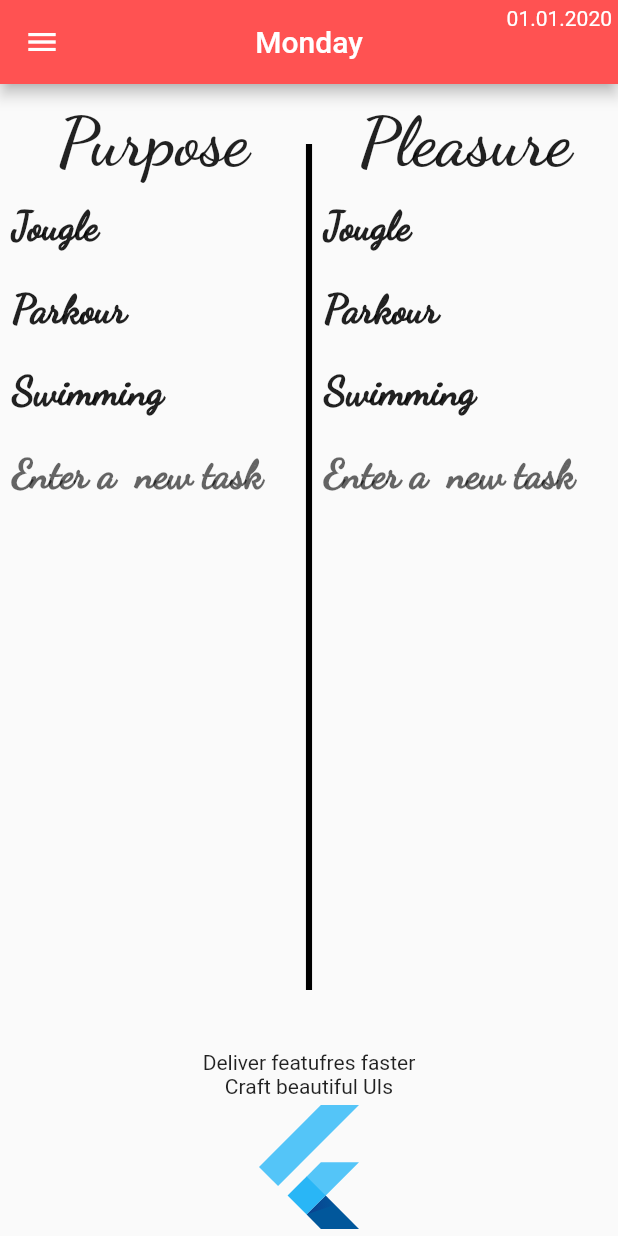
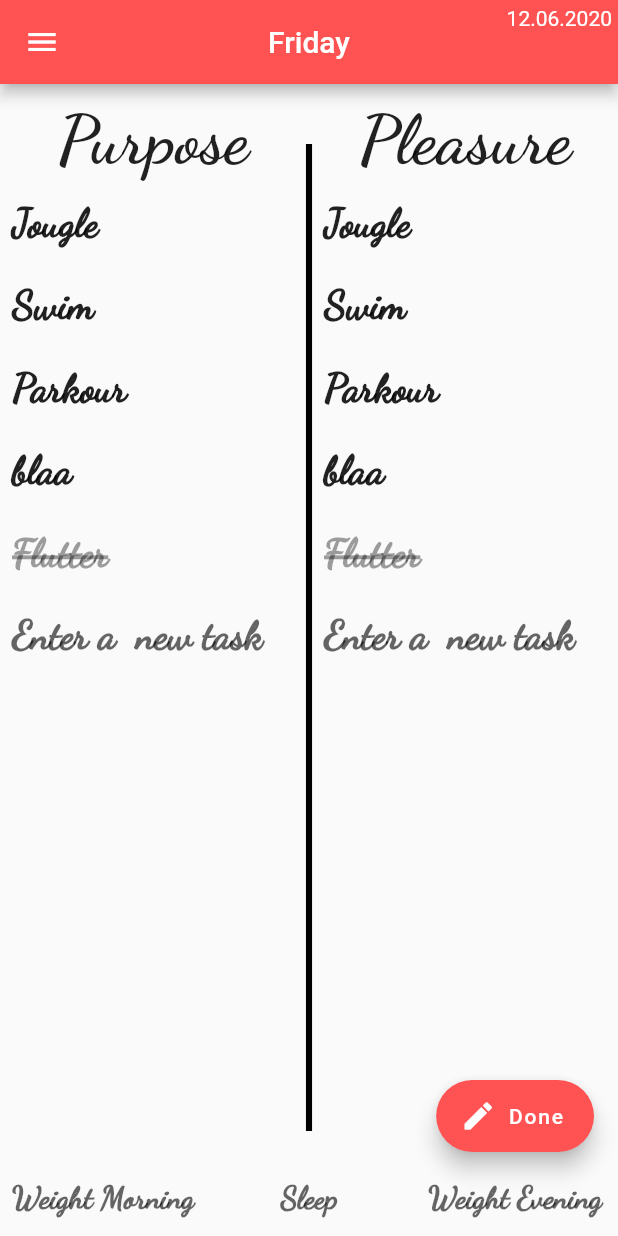
Before and after one commit to jonas27test/tasker, a Flutter app: the screen it shows after launch, on a phone screen of 412 x 824 dp. Run offline on Flutter 3.47's test engine with Material 2 defaults, Android fonts, the phone set to English and light mode, and no system bars.

Commit message:
finish interface

```diff
--- a/lib/bottomBar.dart
+++ b/lib/bottomBar.dart
@@ -3,104 +3,119 @@ import 'package:flutter/material.dart';
 class BottomBar extends StatefulWidget {
   const BottomBar({
     Key key,
-    this.title = "P",
   }) : super(key: key);
-
-  final String title;
 
   @override
   _BottomBarState createState() => _BottomBarState();
 }
 
 class _BottomBarState extends State<BottomBar> {
-  String text = "text";
+  static double sleep = 0;
+  static double weightMorning = 0;
+  static double weightEvening = 0;
+  TextEditingController sController =
+      new TextEditingController(text: sleep.toString());
+  TextEditingController wMorningController =
+      new TextEditingController(text: weightMorning.toString());
+  TextEditingController wEveningController =
+      new TextEditingController(text: weightEvening.toString());
+
+  @override
+  void initState() {
+    super.initState();
+
+    sController.addListener(_svalue);
+  }
+
+  _svalue() {
+    print("hallo");
+  }
+
+  @override
+  void dispose() {
+    // Clean up the controller when the widget is removed from the widget tree.
+    // This also removes the _printLatestValue listener.
+    sController.dispose();
+    wMorningController.dispose();
+    wEveningController.dispose();
+    super.dispose();
+  }
 
   @override
   Widget build(BuildContext context) {
-    List<String> s = ["Jougle", "Parkour", "Swimming"];
-    List<TextEditingController> txt = new List();
-    for (var item in s) {
-      txt.add(TextEditingController(text: item));
-    }
-    return Expanded(
-      flex: 1,
-      child: Column(children: <Widget>[
-        Padding(padding: EdgeInsets.fromLTRB(2, 5, 2, 5)),
+    const double FONT_SIZE = 20;
+    const String FONT_NAME = 'DancingScript';
+    return Row(
+      children: <Widget>[
         Expanded(
           flex: 1,
-          child: Center(
-            child: Text(
-              widget.title,
-              textDirection: TextDirection.ltr,
-              style: TextStyle(
-                  fontWeight: FontWeight.bold,
-                  fontSize: 46,
-                  fontFamily: 'DancingScript'),
-            ),
+          child: Column(
+            children: [
+              Expanded(
+                child: Center(
+                  child: TextField(
+//                      controller: sController,
+                    textAlign: TextAlign.center,
+                    keyboardType: TextInputType.number,
+                    decoration: InputDecoration(
+                        border: InputBorder.none, hintText: 'Weight Morning'),
+                    style: TextStyle(
+                        fontWeight: FontWeight.w900,
+                        fontSize: FONT_SIZE,
+                        fontFamily: FONT_NAME),
+                  ),
+                ),
+              ),
+            ],
           ),
         ),
         Expanded(
-          flex: 10,
-//          child: Container(
-//            color: Colors.red,
-          child: ListView.builder(
-            itemCount: txt.length,
-            itemBuilder: (BuildContext context, int index) {
-              return Padding(
-//                  padding: EdgeInsets.all(0),
-                padding: EdgeInsets.fromLTRB(8, 0, 5, 0),
-
-//                  child: Text(
-//                    item,
-//                    textAlign: TextAlign.center,
-////                      overflow: TextOverflow.ellipsis,
-//                    style: TextStyle(
-//                        fontWeight: FontWeight.w900,
-//                        fontSize: 26,
-//                        fontFamily: 'DancingScript'),
-//                  ),
+          flex: 1,
+          child: Column(
+            children: [
+              Expanded(
                 child: Center(
                   child: TextField(
-                    controller: txt[index],
+                    textAlign: TextAlign.center,
+//                      controller: sController,
+                    keyboardType: TextInputType.number,
                     decoration: InputDecoration(
-                        border: InputBorder.none, hintText: 'Enter a  term'),
+                      border: InputBorder.none,
+                      hintText: 'Sleep',
+                    ),
                     style: TextStyle(
                         fontWeight: FontWeight.w900,
-                        fontSize: 26,
-                        fontFamily: 'DancingScript'),
+                        fontSize: FONT_SIZE,
+                        fontFamily: FONT_NAME),
                   ),
                 ),
-              );
-            },
+              ),
+            ],
           ),
-
-//              for (var item in s)
-//                Padding(
-//                  padding: EdgeInsets.all(0),
-////                  padding: EdgeInsets.fromLTRB(5, 20, 5, 0),
-//
-////                  child: Text(
-////                    item,
-////                    textAlign: TextAlign.center,
-//////                      overflow: TextOverflow.ellipsis,
-////                    style: TextStyle(
-////                        fontWeight: FontWeight.w900,
-////                        fontSize: 26,
-////                        fontFamily: 'DancingScript'),
-////                  ),
-//                  child: Center(
-//                    child: TextField(
-//                      decoration: InputDecoration(
-//                          border: InputBorder.none, hintText: 'Enter a  term', te),
-//                      style: TextStyle(
-//                          fontWeight: FontWeight.w900,
-//                          fontSize: 26,
-//                          fontFamily: 'DancingScript'),
-//                    ),
-//                  ),
-//                ),
         ),
-      ]),
+        Expanded(
+          flex: 1,
+          child: Column(
+            children: [
+              Expanded(
+                child: Center(
+                  child: TextField(
+//                      controller: sController,
+                    textAlign: TextAlign.center,
+                    keyboardType: TextInputType.number,
+                    decoration: InputDecoration(
+                        border: InputBorder.none, hintText: 'Weight Evening'),
+                    style: TextStyle(
+                        fontWeight: FontWeight.w900,
+                        fontSize: FONT_SIZE,
+                        fontFamily: FONT_NAME),
+                  ),
+                ),
+              ),
+            ],
+          ),
+        ),
+      ],
     );
   }
 }
--- a/lib/main.dart
+++ b/lib/main.dart
@@ -1,32 +1,36 @@
 import 'package:flutter/material.dart';
 import 'package:flutter/rendering.dart';
+import 'package:intl/intl.dart';
 import './pSide.dart';
+import './bottomBar.dart';
 
 void main() => runApp(MyApp());
 
 class MyApp extends StatelessWidget {
+
+  static DateTime date = DateTime.now();
+  static bool overwrite = false;
+
   @override
   Widget build(BuildContext context) {
     return MaterialApp(
-      title: 'Welcome to Flusdfsdftter',
+      title: 'Welcome to Tasker',
       home: Scaffold(
-        resizeToAvoidBottomInset: false,
         appBar: AppBar(
-            title: Center(child: Text('Monday')),
+            title: Center(child: Text(DateFormat('EEEE').format(date))),
             backgroundColor: Colors.redAccent,
             centerTitle: true,
             actions: <Widget>[
               Padding(
                 padding: const EdgeInsets.all(4.0),
                 child: Text(
-                  "01.01.2020",
-//                icon: const Icon(Icons.add_alert),
-//                text: 'Show Snackbar',
+//                  '1.1.1111'
+                    DateFormat('dd.MM.yyyy').format(date),
                 ),
               ),
             ]),
         drawer: Padding(
-          padding: const EdgeInsets.fromLTRB(0,24,0,0),
+          padding: const EdgeInsets.fromLTRB(0, 24, 0, 0),
           child: Drawer(
             child: Container(
               color: Colors.grey,
@@ -48,29 +52,8 @@ class MyApp extends StatelessWidget {
         body: Center(
           child: Column(
             children: <Widget>[
-//              Expanded(
-//                flex: 1,
-//                child: Container(
-//                  child: Center(
-//                    child: Padding(
-//                      padding: const EdgeInsets.fromLTRB(0,15.0,0,0),
-//                      child: Text(
-//                        'hello katchi!',
-//                        textDirection: TextDirection.ltr,
-////                      textAlign: TextAlign.center,
-//                        style: TextStyle(
-//                          fontSize: 32,
-//                          color: Colors.black,
-//                        ),
-//                      ),
-//                    ),
-//                  ),
-//                  color: Colors.redAccent,
-//                  constraints: BoxConstraints.expand(),
-//                ),
-//              ),
               Expanded(
-                flex: 7,
+                flex: 10,
                 child: Row(children: <Widget>[
                   Expanded(
                     flex: 50,
@@ -82,7 +65,7 @@ class MyApp extends StatelessWidget {
                   Expanded(
                     flex: 1,
                     child: Padding(
-                      padding: const EdgeInsets.fromLTRB(0, 40, 0, 40),
+                      padding: const EdgeInsets.fromLTRB(0, 40, 0, 20),
                       child: Container(
                         color: Colors.black,
                       ),
@@ -98,67 +81,27 @@ class MyApp extends StatelessWidget {
                   ),
                 ]),
               ),
-              Text('Deliver featufres faster'),
-              Text('Craft beautiful UIs'),
-              Expanded(
-                child: FittedBox(
-                  fit: BoxFit.contain, // otherwise the logo will be tiny
-                  child: const FlutterLogo(),
-                ),
-              ),
+//              Expanded(
+//                flex: 1,
+//                child: Container(child: BottomBar()),
+//              ),
+              Container(child: BottomBar(), height: 50),
             ],
+          ),
+        ),
+        floatingActionButton: Padding(
+          padding: const EdgeInsets.fromLTRB(0,0,0,40.0),
+          child: FloatingActionButton.extended(
+            onPressed: () {
+              overwrite = true;
+            },
+            label: Text('Done'),
+            icon: Icon(Icons.edit),
+
+            backgroundColor: Colors.redAccent,
           ),
         ),
       ),
     );
   }
 }
-
-class MyButton extends StatefulWidget {
-  @override
-  MyButtonState createState() {
-    return MyButtonState();
-  }
-}
-
-class MyButtonState extends State<MyButton> {
-  int counter = 0;
-  List<String> strings = ['Flutter', 'is', 'cool', "and", "awesome!"];
-  String displayedString = "Hello World!";
-
-  void onPressOfButton() {
-    setState(() {
-      displayedString = strings[counter];
-      counter = counter < 4 ? counter + 1 : 0;
-    });
-  }
-
-  @override
-  Widget build(BuildContext context) {
-    return Scaffold(
-      appBar: AppBar(
-        title: Text("Stateful Widget"),
-        backgroundColor: Colors.green,
-      ),
-      body: Container(
-        child: Center(
-          child: Column(
-            mainAxisAlignment: MainAxisAlignment.center,
-            children: <Widget>[
-              Text(displayedString, style: TextStyle(fontSize: 40.0)),
-              Padding(padding: EdgeInsets.all(10.0)),
-              RaisedButton(
-                child: Text(
-                  "Press me",
-                  style: TextStyle(color: Colors.white),
-                ),
-                color: Colors.red,
-                onPressed: onPressOfButton,
-              )
-            ],
-          ),
-        ),
-      ),
-    );
-  }
-}
--- a/lib/pSide.dart
+++ b/lib/pSide.dart
@@ -1,33 +1,38 @@
 import 'package:flutter/material.dart';
+import 'package:tasker/main.dart';
 
 class PSide extends StatefulWidget {
   const PSide({
     Key key,
-    this.title = "P",
+    this.title = "",
+//    this.overwrite = false,
   }) : super(key: key);
 
   final String title;
+
+//  final bool overwrite;
 
   @override
   _PSideState createState() => _PSideState();
 }
 
 class _PSideState extends State<PSide> {
-  String text = "text";
+  List<Task> tasks = [
+    new Task("Jougle", false),
+    new Task("Swim", false),
+    new Task("Parkour", false),
+    new Task("blaa", false),
+    new Task("Flutter", true),
+    new Task("", false),
+  ];
 
   @override
   Widget build(BuildContext context) {
-    List<String> s = ["Jougle", "Parkour", "Swimming", ""];
-    List<TextEditingController> txt = new List();
-    for (var item in s) {
-      txt.add(TextEditingController(text: item));
-    }
     return Expanded(
       flex: 1,
       child: Column(children: <Widget>[
         Padding(padding: EdgeInsets.fromLTRB(2, 5, 2, 5)),
-        Expanded(
-          flex: 1,
+        Container(
           child: Center(
             child: Text(
               widget.title,
@@ -41,28 +46,74 @@ class _PSideState extends State<PSide> {
         ),
         Expanded(
           flex: 10,
+          child: Padding(
+            padding: const EdgeInsets.fromLTRB(0, 0, 0, 8.0),
             child: ListView.builder(
-            itemCount: txt.length,
+              itemCount: tasks.length,
               itemBuilder: (BuildContext context, int index) {
                 return Padding(
 //                  padding: EdgeInsets.all(0),
                   padding: EdgeInsets.fromLTRB(8, 0, 5, 0),
                   child: Center(
+                    child: GestureDetector(
+                      onDoubleTap: () {
+                        tasks[index].done
+                            ? tasks[index].done = false
+                            : tasks[index].done = true;
+                        setState(() {
+//                          TODO: send to db
+                        });
+                      },
                       child: TextField(
-                    controller: txt[index],
+                        enabled: tasks[index].done ? false : true,
+                        onEditingComplete: () {
+                          WidgetsBinding.instance.focusManager.primaryFocus
+                              ?.unfocus();
+                          for (var n = 0; n < tasks.length; n++) {
+                            tasks[n].name = tasks[n].controller.text;
+                            print(tasks[n].name);
+                            if (tasks[n].name == "") {
+                              tasks.remove(tasks[n]);
+                              n--;
+                            }
+                          }
+                          tasks.add(new Task("", false));
+                          setState(() {});
+                          print(tasks.length);
+                        },
+                        controller: tasks[index].controller,
                         decoration: InputDecoration(
-                        border: InputBorder.none, hintText: 'Enter a  new task'),
+                            border: InputBorder.none,
+                            hintText: 'Enter a  new task'),
                         style: TextStyle(
                             fontWeight: FontWeight.w900,
                             fontSize: 26,
-                        fontFamily: 'DancingScript'),
+                            fontFamily: 'DancingScript',
+                            decorationThickness: 2,
+                            decoration: tasks[index].done
+                                ? TextDecoration.lineThrough
+                                : null),
+                      ),
                     ),
                   ),
                 );
               },
             ),
           ),
+        ),
       ]),
     );
   }
 }
+
+class Task {
+  Task(String name, bool done) {
+    this.name = name;
+    this.done = done;
+    this.controller = new TextEditingController(text: name);
+  }
+
+  String name;
+  bool done;
+  TextEditingController controller;
+}
--- a/pubspec.yaml
+++ b/pubspec.yaml
@@ -23,6 +23,7 @@ environment:
 dependencies:
   flutter:
     sdk: flutter
+  intl: ^0.16.0
 
 
   # The following adds the Cupertino Icons font to your application.
@@ -32,6 +33,7 @@ dependencies:
 dev_dependencies:
   flutter_test:
     sdk: flutter
+  intl: ^0.16.0
 
 # For information on the generic Dart part of this file, see the
 # following page: https://dart.dev/tools/pub/pubspec
```
Lines whose indentation alone changed are shown as unchanged.
